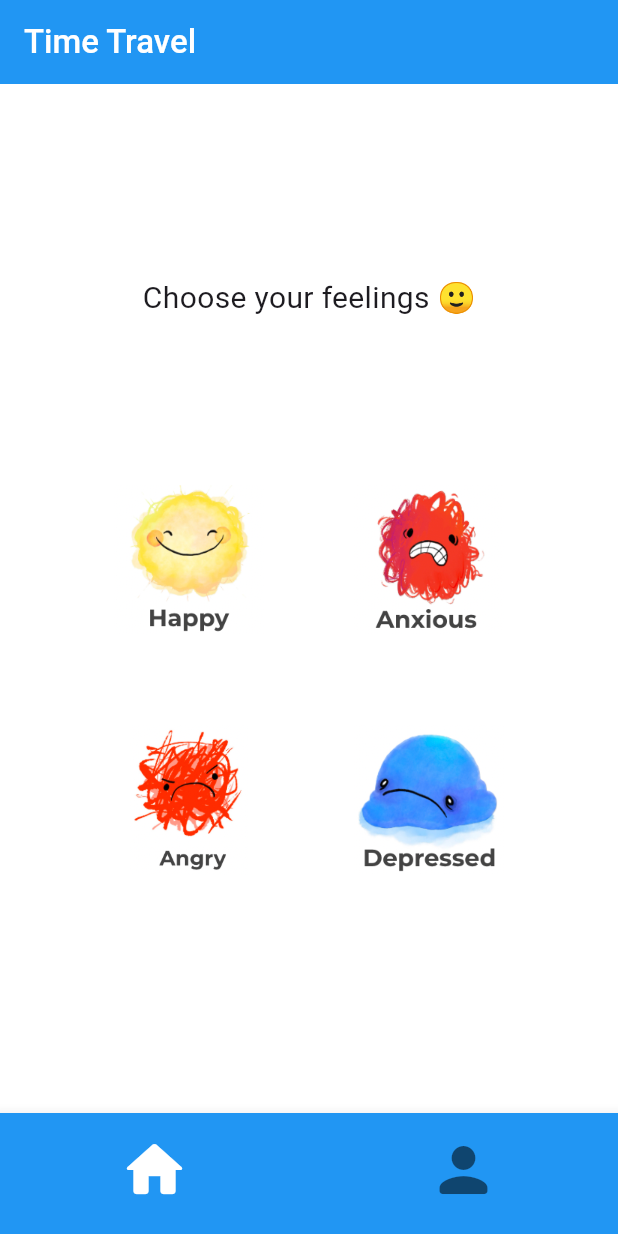
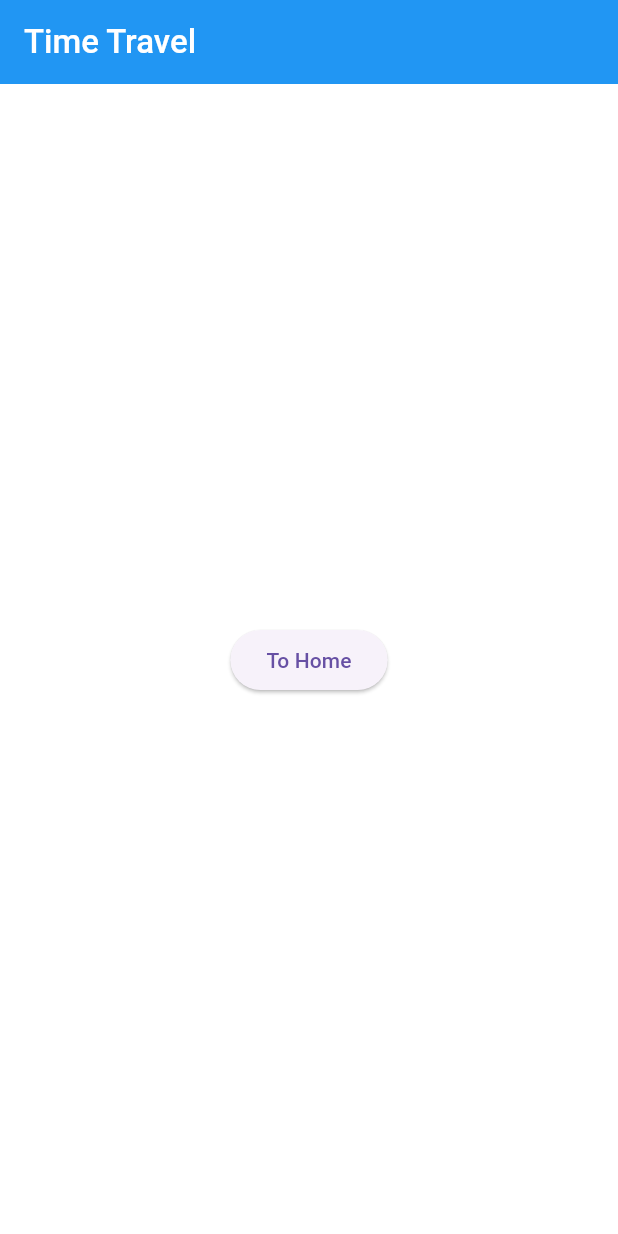
Before and after one commit to Time-Travel-Partition/emotion_chat, a Flutter app: the screen it shows after launch, on a phone screen of 412 x 824 dp. Run offline on Flutter 3.47's test engine with Material 3 defaults, Android fonts, the phone set to English and light mode, and no system bars; our stand-ins replace cloud_firestore, firebase_core; accounts and stored records are empty.

Commit message:
✨ feat: 화면 전환 기능 구현

```diff
--- a/lib/main.dart
+++ b/lib/main.dart
@@ -2,8 +2,7 @@ import 'package:cloud_firestore/cloud_firestore.dart';
 import 'package:flutter/material.dart';
 import 'package:firebase_core/firebase_core.dart';
 import 'firebase_options.dart';
-import 'package:emotion_chat/widgets/emotion_button.dart';
-import 'package:emotion_chat/widgets/bottom_menu_bar.dart';
+import 'package:emotion_chat/screens/landing.dart';
 
 void main() async {
   //firestore 초기화
@@ -30,61 +29,8 @@ class App extends StatelessWidget {
 
   @override
   Widget build(BuildContext context) {
-    return MaterialApp(
-      home: Scaffold(
-        backgroundColor: Colors.white,
-        appBar: AppBar(
-          title: const Text(
-            'Time Travel',
-            style: TextStyle(
-              fontWeight: FontWeight.w500,
-            ),
-          ),
-          foregroundColor: Colors.white,
-          backgroundColor: Colors.blue,
-        ),
-        body: Column(
-          mainAxisAlignment: MainAxisAlignment.center,
-          children: [
-            const Text(
-              'Choose your feelings 🙂',
-              style: TextStyle(
-                fontSize: 20,
-              ),
-            ),
-            const SizedBox(
-              height: 80, // 여백
-            ),
-            Column(
-              children: [
-                Row(
-                  mainAxisAlignment: MainAxisAlignment.center,
-                  children: [
-                    EmotionButton(
-                      image: Image.asset('images/happy.png'),
-                    ),
-                    EmotionButton(
-                      image: Image.asset('images/anxious.png'),
-                    ),
-                  ],
-                ),
-                Row(
-                  mainAxisAlignment: MainAxisAlignment.center,
-                  children: [
-                    EmotionButton(
-                      image: Image.asset('images/angry.png'),
-                    ),
-                    EmotionButton(
-                      image: Image.asset('images/depressed.png'),
-                    ),
-                  ],
-                ),
-              ],
-            ),
-          ],
-        ),
-        bottomNavigationBar: const BottonMenuBar(),
-      ),
+    return const MaterialApp(
+      home: Landing(),
     );
   }
 }
--- /dev/null
+++ b/lib/screens/home.dart
@@ -0,0 +1,67 @@
+import 'package:flutter/material.dart';
+import 'package:emotion_chat/widgets/emotion_button.dart';
+import 'package:emotion_chat/widgets/bottom_menu_bar.dart';
+
+class Home extends StatelessWidget {
+  const Home({super.key});
+
+  @override
+  Widget build(BuildContext context) {
+    return MaterialApp(
+      home: Scaffold(
+        backgroundColor: Colors.white,
+        appBar: AppBar(
+          title: const Text(
+            'Time Travel',
+            style: TextStyle(
+              fontWeight: FontWeight.w500,
+            ),
+          ),
+          foregroundColor: Colors.white,
+          backgroundColor: Colors.blue,
+        ),
+        body: Column(
+          mainAxisAlignment: MainAxisAlignment.center,
+          children: [
+            const Text(
+              'Choose your feelings 🙂',
+              style: TextStyle(
+                fontSize: 20,
+              ),
+            ),
+            const SizedBox(
+              height: 80, // 여백
+            ),
+            Column(
+              children: [
+                Row(
+                  mainAxisAlignment: MainAxisAlignment.center,
+                  children: [
+                    EmotionButton(
+                      image: Image.asset('images/happy.png'),
+                    ),
+                    EmotionButton(
+                      image: Image.asset('images/anxious.png'),
+                    ),
+                  ],
+                ),
+                Row(
+                  mainAxisAlignment: MainAxisAlignment.center,
+                  children: [
+                    EmotionButton(
+                      image: Image.asset('images/angry.png'),
+                    ),
+                    EmotionButton(
+                      image: Image.asset('images/depressed.png'),
+                    ),
+                  ],
+                ),
+              ],
+            ),
+          ],
+        ),
+        bottomNavigationBar: const BottonMenuBar(),
+      ),
+    );
+  }
+}
--- /dev/null
+++ b/lib/screens/landing.dart
@@ -0,0 +1,33 @@
+import 'package:flutter/material.dart';
+import 'package:emotion_chat/screens/home.dart';
+
+class Landing extends StatelessWidget {
+  const Landing({super.key});
+
+  @override
+  Widget build(BuildContext context) {
+    return MaterialApp(
+      home: Scaffold(
+        backgroundColor: Colors.white,
+        appBar: AppBar(
+          title: const Text(
+            'Time Travel',
+            style: TextStyle(
+              fontWeight: FontWeight.w500,
+            ),
+          ),
+          foregroundColor: Colors.white,
+          backgroundColor: Colors.blue,
+        ),
+        body: Center(
+          child: ElevatedButton(
+              onPressed: () {
+                Navigator.push(
+                    context, MaterialPageRoute(builder: (_) => const Home()));
+              },
+              child: const Text('To Home')),
+        ),
+      ),
+    );
+  }
+}
```
